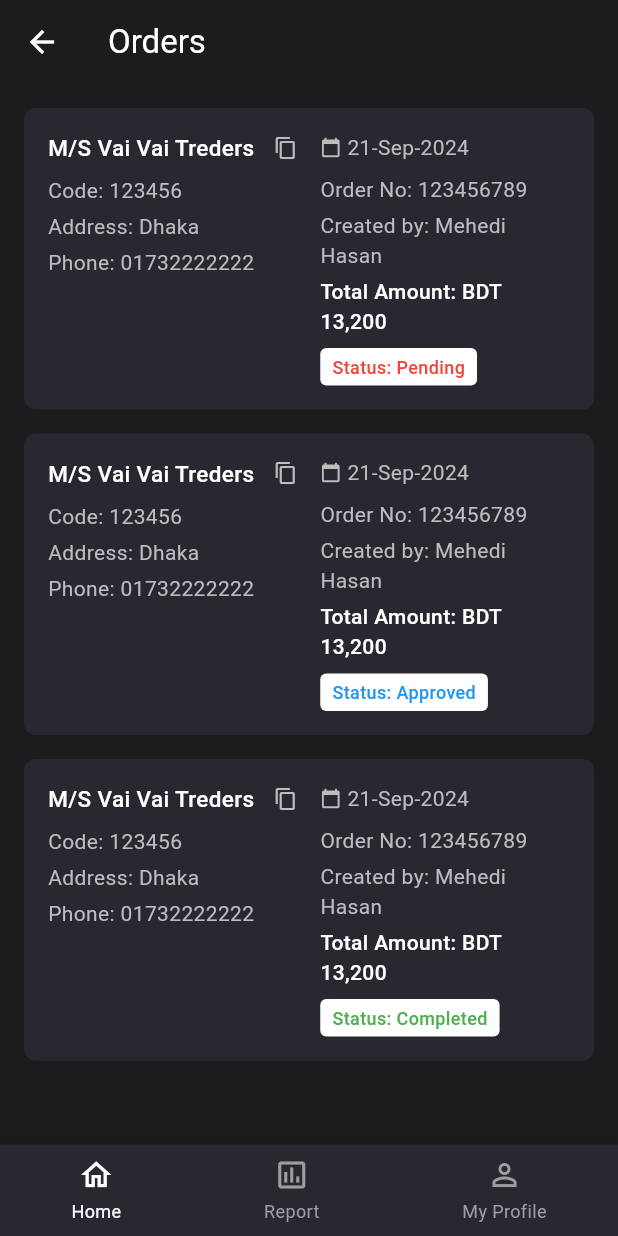
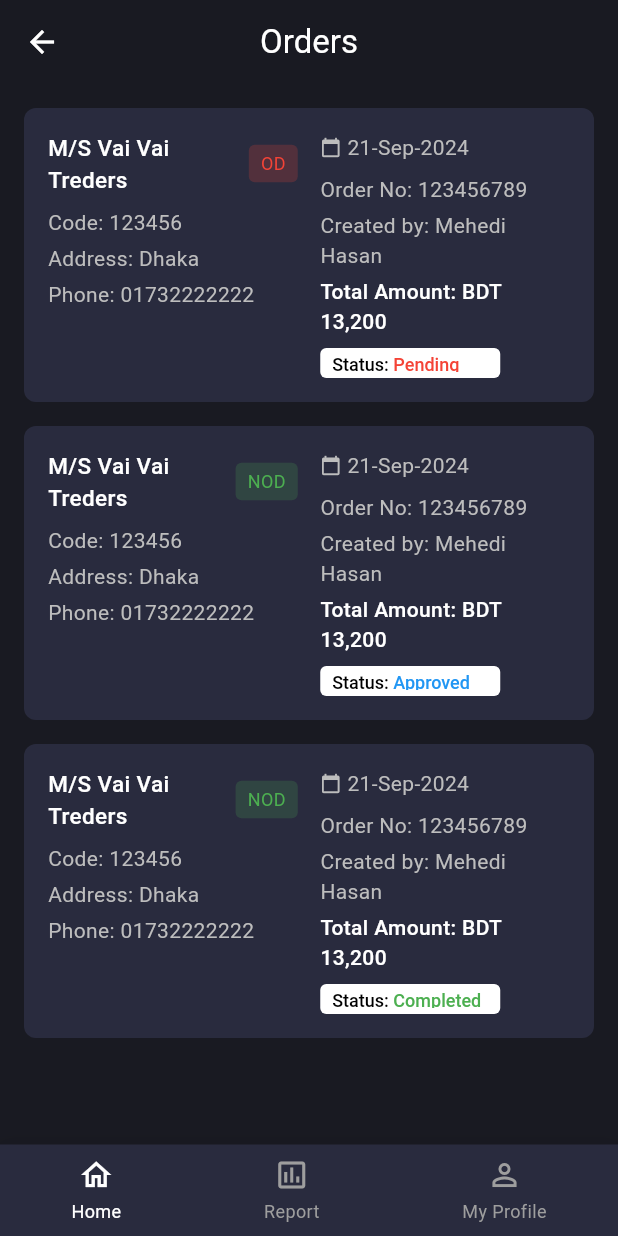
Before and after one commit to Ishtiaq-Hossen/SysovaApp, a Flutter app: the screen it shows after launch, on a phone screen of 412 x 824 dp. Run offline on Flutter 3.47's test engine with Material 3 defaults, Android fonts, the light colour scheme and no system bars; our stand-ins replace google_maps_flutter, image_picker.

Commit message:
refining v2

```diff
--- a/lib/orderScreen.dart
+++ b/lib/orderScreen.dart
@@ -6,9 +6,10 @@ class OrdersScreen extends StatelessWidget {
   @override
   Widget build(BuildContext context) {
     return Scaffold(
-      backgroundColor: const Color(0xFF1C1C1E),
+      backgroundColor: const Color(0xFF191A22),
       appBar: AppBar(
-        backgroundColor: const Color(0xFF1C1C1E),
+        centerTitle: true,
+        backgroundColor: const Color(0xFF191A22),
         leading: IconButton(
           icon: const Icon(Icons.arrow_back, color: Colors.white),
           onPressed: () => Navigator.pop(context),
@@ -23,23 +24,20 @@ class OrdersScreen extends StatelessWidget {
         children: const [
           OrderCard(
             status: 'Pending',
-            statusColor: Colors.red,
           ),
           SizedBox(height: 16),
           OrderCard(
             status: 'Approved',
-            statusColor: Colors.blue,
           ),
           SizedBox(height: 16),
           OrderCard(
             status: 'Completed',
-            statusColor: Colors.green,
           ),
         ],
       ),
       bottomNavigationBar: Container(
         decoration: BoxDecoration(
-          color: const Color(0xFF282830),
+          color: const Color(0xFF292B3E),
           boxShadow: [
             BoxShadow(
               color: Colors.black.withOpacity(0.1),
@@ -83,22 +81,49 @@ class OrdersScreen extends StatelessWidget {
   }
 }
 
-class OrderCard extends StatelessWidget {
+class OrderCard extends StatefulWidget {
   final String status;
-  final Color statusColor;
-
   const OrderCard({
     Key? key,
     required this.status,
-    required this.statusColor,
   }) : super(key: key);
+
+  @override
+  State<OrderCard> createState() => _OrderCardState();
+}
+
+class _OrderCardState extends State<OrderCard> {
+  late String displayText;
+  late Color displayColor;
+
+  @override
+  void initState() {
+    super.initState();
+    _updateDisplayTextAndColor();
+  }
+
+  void _updateDisplayTextAndColor() {
+    if (widget.status == 'Pending') {
+      displayText = 'OD';
+      displayColor = Colors.red;
+    } else if (widget.status == 'Completed') {
+      displayText = 'NOD';
+      displayColor = Colors.green;
+    } else if (widget.status == 'Approved') {
+      displayText = 'NOD';
+      displayColor = Colors.green;
+    } else {
+      displayText = '';
+      displayColor = Colors.transparent;
+    }
+  }
 
   @override
   Widget build(BuildContext context) {
     return Container(
       padding: const EdgeInsets.all(16),
       decoration: BoxDecoration(
-        color: const Color(0xFF282830),
+        color: const Color(0xFF292B3E),
         borderRadius: BorderRadius.circular(8),
       ),
       child: IntrinsicHeight(
@@ -123,10 +148,22 @@ class OrderCard extends StatelessWidget {
                           ),
                         ),
                       ),
-                      Icon(
-                        Icons.copy,
-                        size: 16,
-                        color: Colors.grey[400],
+                      Container(
+                        padding: const EdgeInsets.symmetric(
+                          horizontal: 8,
+                          vertical: 4,
+                        ),
+                        decoration: BoxDecoration(
+                          color: displayColor.withOpacity(0.2),
+                          borderRadius: BorderRadius.circular(4),
+                        ),
+                        child: Text(
+                          displayText,
+                          style: TextStyle(
+                            color: displayColor,
+                            fontSize: 12,
+                          ),
+                        ),
                       ),
                     ],
                   ),
@@ -163,7 +200,7 @@ class OrderCard extends StatelessWidget {
             Expanded(
               flex: 1,
               child: Column(
-                crossAxisAlignment: CrossAxisAlignment.start, // Align all content to the left
+                crossAxisAlignment: CrossAxisAlignment.start,
                 children: [
                   Row(
                     children: [
@@ -209,6 +246,8 @@ class OrderCard extends StatelessWidget {
                   ),
                   const SizedBox(height: 8),
                   Container(
+                    width: 120,
+                    height: 20,
                     padding: const EdgeInsets.symmetric(
                       horizontal: 8,
                       vertical: 4,
@@ -217,12 +256,32 @@ class OrderCard extends StatelessWidget {
                       color: Colors.white,
                       borderRadius: BorderRadius.circular(4),
                     ),
-                    child: Text(
-                      'Status: $status',
-                      style: TextStyle(
-                        color: statusColor,
-                        fontWeight: FontWeight.w500,
-                        fontSize: 12,
+                    child: RichText(
+                      text: TextSpan(
+                        children: [
+                          const TextSpan(
+                            text: 'Status: ',
+                            style: TextStyle(
+                              color: Colors.black, // "Status:" text is black
+                              fontWeight: FontWeight.w500,
+                              fontSize: 12,
+                            ),
+                          ),
+                          TextSpan(
+                            text: widget.status,
+                            style: TextStyle(
+                              color: widget.status == 'Pending'
+                                  ? Colors.red
+                                  : widget.status == 'Completed'
+                                  ? Colors.green
+                                  : widget.status == 'Approved'
+                                  ? Colors.blue
+                                  : Colors.black,
+                              fontWeight: FontWeight.w500,
+                              fontSize: 12,
+                            ),
+                          ),
+                        ],
                       ),
                     ),
                   ),
```
